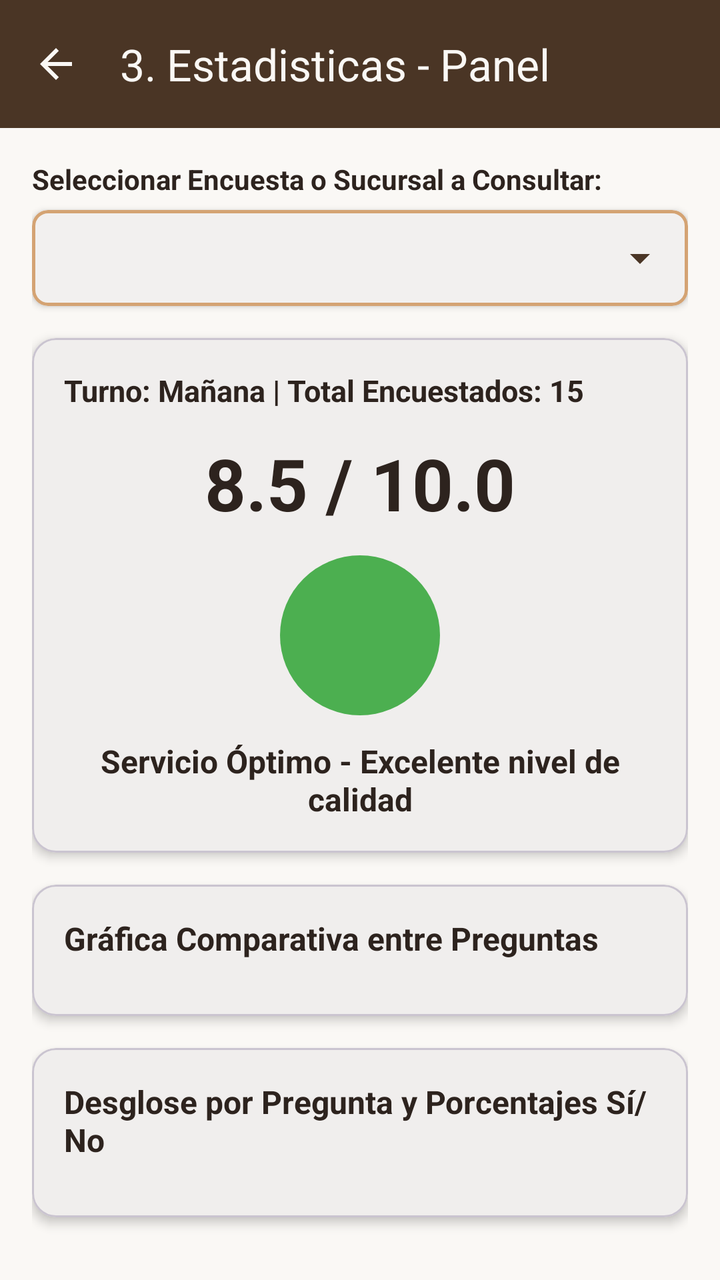
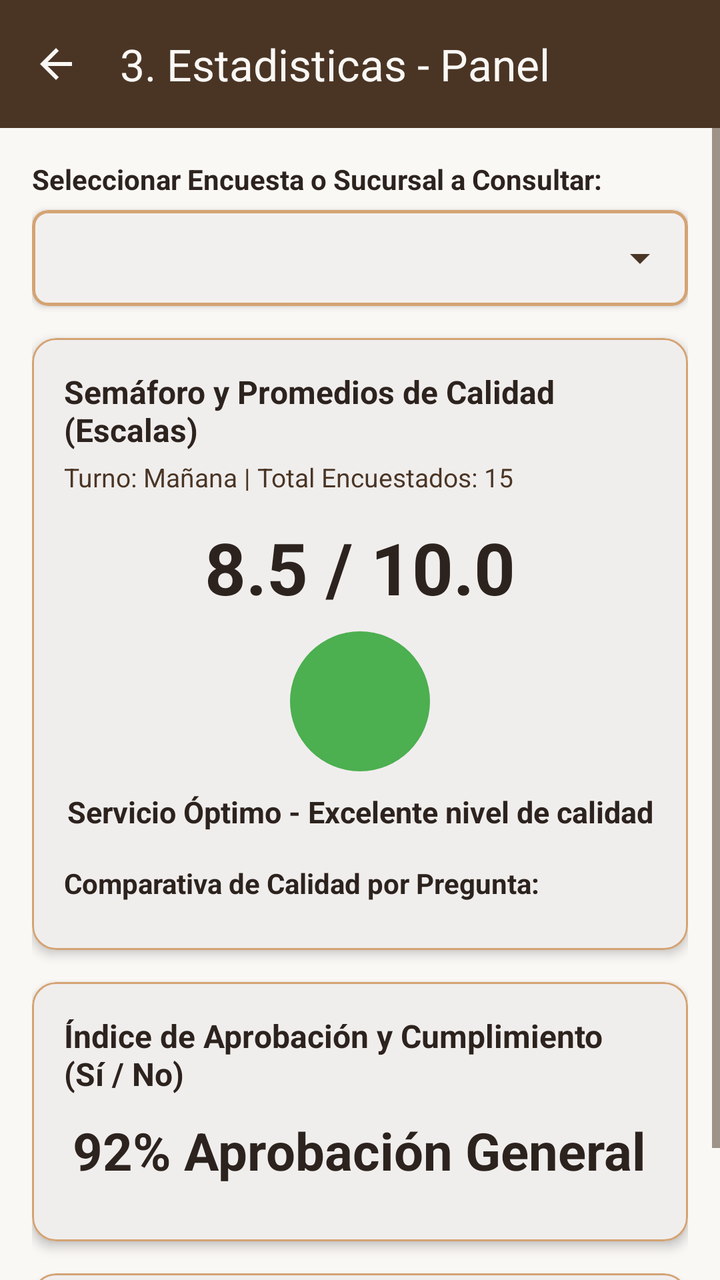

Compare the two renders of this Android layout. The source of the first and the diff that turns it into the second are given below.
<!-- AndroidManifest.xml: application theme Theme.PanaderiaOrellana -->
<!-- res/layout/activity_estadisticas.xml -->
<?xml version="1.0" encoding="utf-8"?>
<LinearLayout xmlns:android="http://schemas.android.com/apk/res/android"
    xmlns:app="http://schemas.android.com/apk/res-auto"
    xmlns:tools="http://schemas.android.com/tools"
    android:id="@+id/rootEstadisticas"
    android:layout_width="match_parent"
    android:layout_height="match_parent"
    android:background="@color/blanco_crema"
    android:fitsSystemWindows="true"
    android:orientation="vertical"
    tools:context=".EstadisticasActivity">

    
    <com.google.android.material.appbar.MaterialToolbar
        android:id="@+id/barraSuperior"
        android:layout_width="match_parent"
        android:layout_height="?attr/actionBarSize"
        android:background="@color/cafe_oscuro"
        app:navigationIcon="@drawable/ic_back"
        app:title="3. Estadisticas - Panel"
        app:titleTextColor="@color/blanco_crema" />

    <ScrollView
        android:layout_width="match_parent"
        android:layout_height="match_parent"
        android:fillViewport="true">

        <LinearLayout
            android:layout_width="match_parent"
            android:layout_height="wrap_content"
            android:orientation="vertical"
            android:padding="16dp">

            
            <TextView
                android:layout_width="wrap_content"
                android:layout_height="wrap_content"
                android:text="Seleccionar Encuesta o Sucursal a Consultar:"
                android:textColor="@color/cafe_negro"
                android:textSize="14sp"
                android:textStyle="bold" />

            <com.google.android.material.card.MaterialCardView
                android:layout_width="match_parent"
                android:layout_height="wrap_content"
                android:layout_marginTop="6dp"
                android:layout_marginBottom="16dp"
                app:cardBackgroundColor="@color/white"
                app:cardCornerRadius="8dp"
                app:cardElevation="2dp"
                app:strokeColor="@color/marron_tostado"
                app:strokeWidth="1.5dp">

                <Spinner
                    android:id="@+id/spSeleccionarEncuestaEstadisticas"
                    android:layout_width="match_parent"
                    android:layout_height="48dp"
                    android:paddingStart="8dp"
                    android:paddingEnd="8dp"
                    android:spinnerMode="dropdown" />
            </com.google.android.material.card.MaterialCardView>

            
            <com.google.android.material.card.MaterialCardView
                android:id="@+id/tarjetaResumenGeneral"
                android:layout_width="match_parent"
                android:layout_height="wrap_content"
                android:layout_marginBottom="16dp"
                app:cardBackgroundColor="@color/white"
                app:cardCornerRadius="12dp"
                app:cardElevation="3dp">

                <LinearLayout
                    android:layout_width="match_parent"
                    android:layout_height="wrap_content"
                    android:orientation="vertical"
                    android:padding="16dp">

                    
                    <TextView
                        android:id="@+id/tvEtiquetaTurno"
                        android:layout_width="wrap_content"
                        android:layout_height="wrap_content"
                        android:text="Turno: Mañana | Total Encuestados: 15"
                        android:textColor="@color/cafe_negro"
                        android:textSize="15sp"
                        android:textStyle="bold" />

                    
                    <TextView
                        android:id="@+id/tvNotaPromedio"
                        android:layout_width="wrap_content"
                        android:layout_height="wrap_content"
                        android:layout_gravity="center"
                        android:layout_marginTop="12dp"
                        android:layout_marginBottom="12dp"
                        android:text="8.5 / 10.0"
                        android:textColor="@color/cafe_negro"
                        android:textSize="36sp"
                        android:textStyle="bold" />

                    
                    <View
                        android:id="@+id/vistaSemaforo"
                        android:layout_width="80dp"
                        android:layout_height="80dp"
                        android:layout_gravity="center"
                        android:background="@drawable/shape_circle"
                        android:backgroundTint="@color/semaforo_verde_on" />

                    
                    <TextView
                        android:id="@+id/tvEstadoSemaforo"
                        android:layout_width="match_parent"
                        android:layout_height="wrap_content"
                        android:layout_marginTop="12dp"
                        android:gravity="center"
                        android:text="Servicio Óptimo - Excelente nivel de calidad"
                        android:textColor="@color/cafe_negro"
                        android:textSize="16sp"
                        android:textStyle="bold" />

                </LinearLayout>
            </com.google.android.material.card.MaterialCardView>

            
            <com.google.android.material.card.MaterialCardView
                android:layout_width="match_parent"
                android:layout_height="wrap_content"
                android:layout_marginBottom="16dp"
                app:cardBackgroundColor="@color/white"
                app:cardCornerRadius="12dp"
                app:cardElevation="3dp">

                <LinearLayout
                    android:layout_width="match_parent"
                    android:layout_height="wrap_content"
                    android:orientation="vertical"
                    android:padding="16dp">

                    <TextView
                        android:layout_width="wrap_content"
                        android:layout_height="wrap_content"
                        android:layout_marginBottom="12dp"
                        android:text="Gráfica Comparativa entre Preguntas"
                        android:textColor="@color/cafe_negro"
                        android:textSize="16sp"
                        android:textStyle="bold" />

                    
                    <LinearLayout
                        android:id="@+id/graficaBarras"
                        android:layout_width="match_parent"
                        android:layout_height="wrap_content"
                        android:orientation="vertical">
                    </LinearLayout>

                </LinearLayout>
            </com.google.android.material.card.MaterialCardView>

            
            <com.google.android.material.card.MaterialCardView
                android:layout_width="match_parent"
                android:layout_height="wrap_content"
                app:cardBackgroundColor="@color/white"
                app:cardCornerRadius="12dp"
                app:cardElevation="3dp">

                <LinearLayout
                    android:layout_width="match_parent"
                    android:layout_height="wrap_content"
                    android:orientation="vertical"
                    android:padding="16dp">

                    <TextView
                        android:layout_width="wrap_content"
                        android:layout_height="wrap_content"
                        android:layout_marginBottom="12dp"
                        android:text="Desglose por Pregunta y Porcentajes Sí/No"
                        android:textColor="@color/cafe_negro"
                        android:textSize="16sp"
                        android:textStyle="bold" />

                    
                    <LinearLayout
                        android:id="@+id/rvMetricasDetalladas"
                        android:layout_width="match_parent"
                        android:layout_height="wrap_content"
                        android:orientation="vertical">
                    </LinearLayout>

                </LinearLayout>
            </com.google.android.material.card.MaterialCardView>

        </LinearLayout>
    </ScrollView>
</LinearLayout>
<!-- resources referenced by this layout -->
<resources>
  <style name="Base.Theme.PanaderiaOrellana" parent="Theme.Material3.DayNight.NoActionBar">
          
          <item name="colorPrimary">@color/cafe_oscuro</item>
          <item name="colorOnPrimary">@color/blanco_crema</item>
          <item name="colorPrimaryContainer">@color/marron_tostado</item>
          <item name="colorOnPrimaryContainer">@color/cafe_negro</item>
  
          <item name="colorSecondary">@color/marron_tostado</item>
          <item name="colorOnSecondary">@color/cafe_negro</item>
          <item name="colorSecondaryContainer">#10D4A373</item>
  
          <item name="colorTertiary">@color/marron_tostado</item>
  
          <item name="colorSurface">@color/white</item>
          <item name="colorOnSurface">@color/cafe_negro</item>
          <item name="colorOnSurfaceVariant">@color/cafe_negro</item>
  
          <item name="android:windowBackground">@color/blanco_crema</item>
          <item name="android:textColorPrimary">@color/cafe_negro</item>
          <item name="android:textColorSecondary">@color/cafe_oscuro</item>
  
          
          <item name="colorControlActivated">@color/marron_tostado</item>
          <item name="colorControlHighlight">#20D4A373</item>
          <item name="colorAccent">@color/marron_tostado</item>
          <item name="android:colorAccent">@color/marron_tostado</item>
      </style>
  <!-- unchanged entries left out for length: 9 -->
</resources>

<!-- the commit's change to res/layout/activity_estadisticas.xml (unified diff, before → after) -->
@@ -76,15 +76,23 @@
                     android:orientation="vertical"
                     android:padding="16dp">
 
+                    <TextView
+                        android:layout_width="wrap_content"
+                        android:layout_height="wrap_content"
+                        android:text="Semáforo y Promedios de Calidad (Escalas)"
+                        android:textColor="@color/cafe_negro"
+                        android:textSize="16sp"
+                        android:textStyle="bold" />
+
                     
                     <TextView
                         android:id="@+id/tvEtiquetaTurno"
                         android:layout_width="wrap_content"
                         android:layout_height="wrap_content"
+                        android:layout_marginTop="4dp"
                         android:text="Turno: Mañana | Total Encuestados: 15"
-                        android:textColor="@color/cafe_negro"
-                        android:textSize="15sp"
-                        android:textStyle="bold" />
+                        android:textColor="@color/cafe_oscuro"
+                        android:textSize="13sp" />
 
                     
                     <TextView
@@ -93,7 +101,7 @@
                         android:layout_height="wrap_content"
                         android:layout_gravity="center"
                         android:layout_marginTop="12dp"
-                        android:layout_marginBottom="12dp"
+                        android:layout_marginBottom="8dp"
                         android:text="8.5 / 10.0"
                         android:textColor="@color/cafe_negro"
                         android:textSize="36sp"
@@ -102,8 +110,8 @@
                     
                     <View
                         android:id="@+id/vistaSemaforo"
-                        android:layout_width="80dp"
-                        android:layout_height="80dp"
+                        android:layout_width="70dp"
+                        android:layout_height="70dp"
                         android:layout_gravity="center"
                         android:background="@drawable/shape_circle"
                         android:backgroundTint="@color/semaforo_verde_on" />
@@ -113,12 +121,30 @@
                         android:id="@+id/tvEstadoSemaforo"
                         android:layout_width="match_parent"
                         android:layout_height="wrap_content"
-                        android:layout_marginTop="12dp"
+                        android:layout_marginTop="10dp"
                         android:gravity="center"
                         android:text="Servicio Óptimo - Excelente nivel de calidad"
                         android:textColor="@color/cafe_negro"
-                        android:textSize="16sp"
-                        android:textStyle="bold" />
+                        android:textSize="15sp"
+                        android:textStyle="bold" />
+
+                    
+                    <TextView
+                        android:layout_width="wrap_content"
+                        android:layout_height="wrap_content"
+                        android:layout_marginTop="16dp"
+                        android:layout_marginBottom="8dp"
+                        android:text="Comparativa de Calidad por Pregunta:"
+                        android:textColor="@color/cafe_negro"
+                        android:textSize="14sp"
+                        android:textStyle="bold" />
+
+                    <LinearLayout
+                        android:id="@+id/containerGraficaEscalas"
+                        android:layout_width="match_parent"
+                        android:layout_height="wrap_content"
+                        android:orientation="vertical">
+                    </LinearLayout>
 
                 </LinearLayout>
             </com.google.android.material.card.MaterialCardView>
@@ -141,15 +167,26 @@
                     <TextView
                         android:layout_width="wrap_content"
                         android:layout_height="wrap_content"
+                        android:text="Índice de Aprobación y Cumplimiento (Sí / No)"
+                        android:textColor="@color/cafe_negro"
+                        android:textSize="16sp"
+                        android:textStyle="bold" />
+
+                    <TextView
+                        android:id="@+id/tvPorcentajeAprobacion"
+                        android:layout_width="wrap_content"
+                        android:layout_height="wrap_content"
+                        android:layout_gravity="center"
+                        android:layout_marginTop="10dp"
                         android:layout_marginBottom="12dp"
-                        android:text="Gráfica Comparativa entre Preguntas"
-                        android:textColor="@color/cafe_negro"
-                        android:textSize="16sp"
+                        android:text="92% Aprobación General"
+                        android:textColor="@color/cafe_negro"
+                        android:textSize="26sp"
                         android:textStyle="bold" />
 
                     
                     <LinearLayout
-                        android:id="@+id/graficaBarras"
+                        android:id="@+id/containerGraficaSiNo"
                         android:layout_width="match_parent"
                         android:layout_height="wrap_content"
                         android:orientation="vertical">
@@ -175,15 +212,14 @@
                     <TextView
                         android:layout_width="wrap_content"
                         android:layout_height="wrap_content"
-                        android:layout_marginBottom="12dp"
-                        android:text="Desglose por Pregunta y Porcentajes Sí/No"
+                        android:layout_marginBottom="8dp"
+                        android:text="Observaciones y Justificantes del Turno"
                         android:textColor="@color/cafe_negro"
                         android:textSize="16sp"
                         android:textStyle="bold" />
 
-                    
                     <LinearLayout
-                        android:id="@+id/rvMetricasDetalladas"
+                        android:id="@+id/containerNotasJustificantes"
                         android:layout_width="match_parent"
                         android:layout_height="wrap_content"
                         android:orientation="vertical">
<!-- resource entries referenced after the edit -->
@@ -6,16 +6,27 @@
           <item name="colorOnPrimary">@color/blanco_crema</item>
           <item name="colorPrimaryContainer">@color/marron_tostado</item>
           <item name="colorOnPrimaryContainer">@color/cafe_negro</item>
+          <item name="colorPrimaryInverse">@color/marron_tostado</item>
   
           <item name="colorSecondary">@color/marron_tostado</item>
           <item name="colorOnSecondary">@color/cafe_negro</item>
-          <item name="colorSecondaryContainer">#10D4A373</item>
+          <item name="colorSecondaryContainer">#30D4A373</item>
+          <item name="colorOnSecondaryContainer">@color/cafe_negro</item>
   
           <item name="colorTertiary">@color/marron_tostado</item>
+          <item name="colorOnTertiary">@color/cafe_negro</item>
+          <item name="colorTertiaryContainer">#30D4A373</item>
+          <item name="colorOnTertiaryContainer">@color/cafe_negro</item>
   
           <item name="colorSurface">@color/white</item>
           <item name="colorOnSurface">@color/cafe_negro</item>
+          <item name="colorSurfaceVariant">@color/blanco_crema</item>
           <item name="colorOnSurfaceVariant">@color/cafe_negro</item>
+          <item name="colorSurfaceInverse">@color/cafe_negro</item>
+          <item name="colorOnSurfaceInverse">@color/blanco_crema</item>
+  
+          <item name="colorOutline">@color/marron_tostado</item>
+          <item name="colorOutlineVariant">@color/marron_tostado</item>
   
           <item name="android:windowBackground">@color/blanco_crema</item>
           <item name="android:textColorPrimary">@color/cafe_negro</item>
@@ -24,8 +35,63 @@
           
           <item name="colorControlActivated">@color/marron_tostado</item>
           <item name="colorControlHighlight">#20D4A373</item>
+          <item name="colorControlNormal">@color/cafe_oscuro</item>
           <item name="colorAccent">@color/marron_tostado</item>
           <item name="android:colorAccent">@color/marron_tostado</item>
+          <item name="android:textColorHighlight">#30D4A373</item>
+  
+          
+          <item name="alertDialogTheme">@style/CustomAlertDialogTheme</item>
+          <item name="materialAlertDialogTheme">@style/CustomAlertDialogTheme</item>
+  
+          
+          <item name="materialSwitchStyle">@style/CustomSwitchStyle</item>
+          <item name="radioButtonStyle">@style/CustomRadioButtonStyle</item>
+  
+          
+          <item name="textInputStyle">@style/CustomTextInputLayout</item>
+      </style>
+  <style name="CustomAlertDialogTheme" parent="ThemeOverlay.Material3.MaterialAlertDialog">
+          <item name="android:background">@color/white</item>
+          <item name="colorSurface">@color/white</item>
+          <item name="colorOnSurface">@color/cafe_negro</item>
+          <item name="colorOnSurfaceVariant">@color/cafe_negro</item>
+          <item name="colorPrimary">@color/cafe_oscuro</item>
+          <item name="colorSecondary">@color/terracota</item>
+          <item name="android:textColorPrimary">@color/cafe_negro</item>
+  
+          <item name="materialAlertDialogTitleTextStyle">@style/CustomDialogTitle</item>
+          <item name="materialAlertDialogBodyTextStyle">@style/CustomDialogBody</item>
+  
+          <item name="buttonBarPositiveButtonStyle">@style/CustomDialogPositiveButton</item>
+          <item name="buttonBarNegativeButtonStyle">@style/CustomDialogNegativeButton</item>
+      </style>
+  <style name="CustomSwitchStyle" parent="Widget.Material3.CompoundButton.MaterialSwitch">
+          <item name="thumbTint">@color/switch_thumb_colors</item>
+          <item name="trackTint">@color/switch_track_colors</item>
+      </style>
+  <style name="CustomRadioButtonStyle" parent="Widget.Material3.CompoundButton.RadioButton">
+          <item name="buttonTint">@color/radio_button_tint</item>
+      </style>
+  <style name="CustomTextInputLayout" parent="Widget.Material3.TextInputLayout.OutlinedBox">
+          <item name="boxStrokeColor">@color/marron_tostado</item>
+          <item name="hintTextColor">@color/cafe_oscuro</item>
+          <item name="cursorColor">@color/cafe_oscuro</item>
+      </style>
+  <color name="terracota">#E07A5F</color>
+  <style name="CustomDialogTitle" parent="MaterialAlertDialog.Material3.Title.Text">
+          <item name="android:textColor">@color/cafe_negro</item>
+          <item name="android:textStyle">bold</item>
+      </style>
+  <style name="CustomDialogBody" parent="MaterialAlertDialog.Material3.Body.Text">
+          <item name="android:textColor">@color/cafe_negro</item>
+      </style>
+  <style name="CustomDialogPositiveButton" parent="Widget.Material3.Button.TextButton">
+          <item name="android:textColor">@color/cafe_oscuro</item>
+          <item name="android:textStyle">bold</item>
+      </style>
+  <style name="CustomDialogNegativeButton" parent="Widget.Material3.Button.TextButton">
+          <item name="android:textColor">@color/terracota</item>
       </style>
   <!-- unchanged entries left out for length: 9 -->
 </resources>
